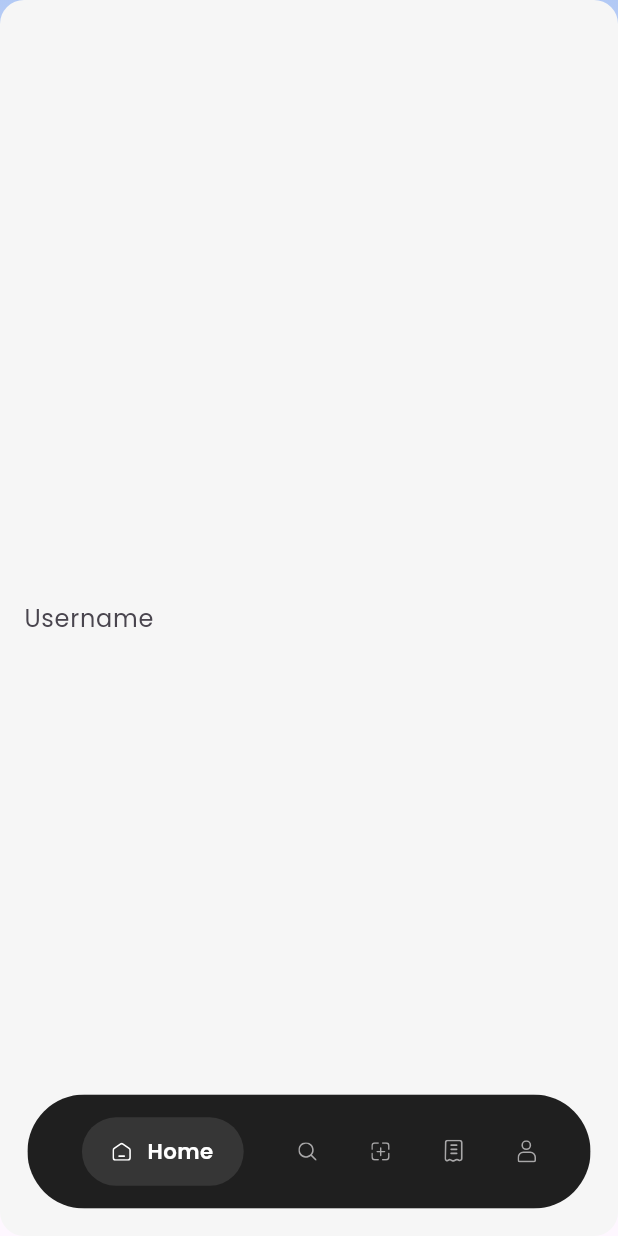
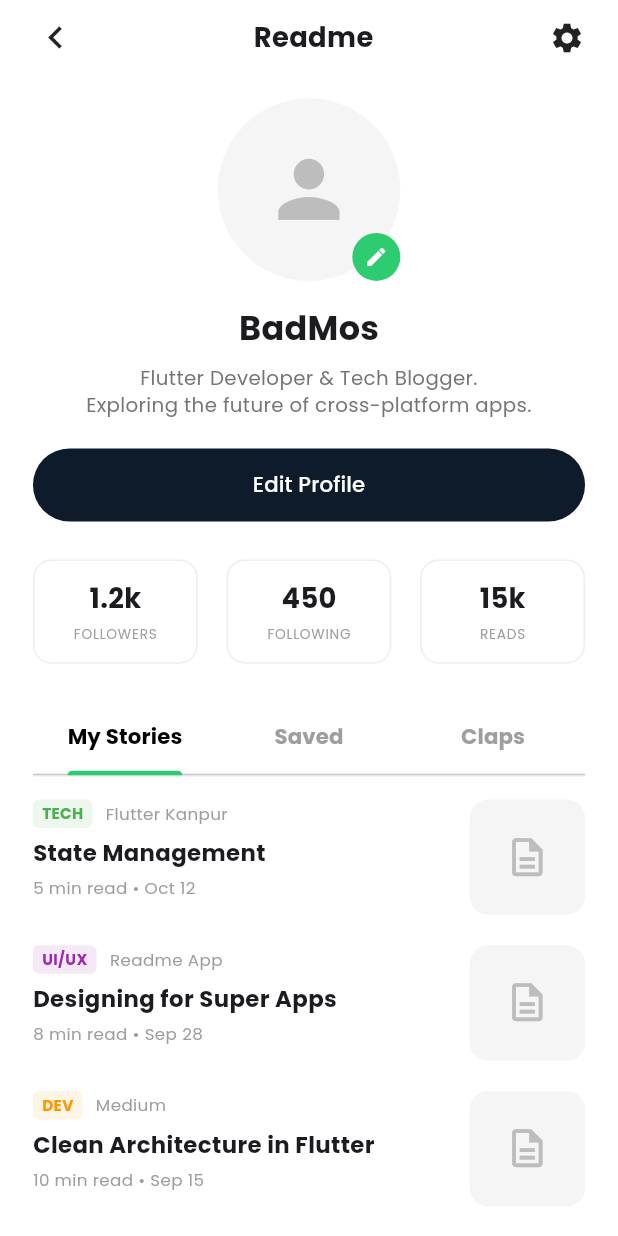
Before and after one commit to Flutter-Kanpur/readmeApp, a Flutter app: the screen it shows after launch, on a phone screen of 412 x 824 dp. Run offline on Flutter 3.47's test engine with Material 3 defaults, Android fonts, the phone set to English and light mode, and no system bars; our stand-ins replace flutter_screenutil, flutter_svg, google_fonts, image_picker, supabase_flutter; accounts and stored records are empty.

Commit message:
Profile screen Added

```diff
--- /dev/null
+++ b/lib/features/profile/profile_screen.dart
@@ -0,0 +1,259 @@
+import 'dart:io';
+import 'package:flutter/material.dart';
+import 'package:flutter_screenutil/flutter_screenutil.dart';
+import 'package:image_picker/image_picker.dart';
+
+// --- DATA MODEL ---
+class StoryModel {
+  final String category;
+  final String source;
+  final String title;
+  final String readTime;
+  final String date;
+  final Color tagColor;
+
+  StoryModel({
+    required this.category,
+    required this.source,
+    required this.title,
+    required this.readTime,
+    required this.date,
+    required this.tagColor,
+  });
+}
+
+
+class ProfileScreen extends StatefulWidget {
+  const ProfileScreen({super.key});
+
+  @override
+  State<ProfileScreen> createState() => _ProfileScreenState();
+}
+
+class _ProfileScreenState extends State<ProfileScreen> {
+  XFile? _imageFile;
+  final ImagePicker _picker = ImagePicker();
+
+  final List<StoryModel> myStories = [
+    StoryModel(category: "TECH", tagColor: Colors.green, source: "Flutter Kanpur", title: "State Management", readTime: "5 min read", date: "Oct 12"),
+    StoryModel(category: "UI/UX", tagColor: Colors.purple, source: "Readme App", title: "Designing for Super Apps", readTime: "8 min read", date: "Sep 28"),
+    StoryModel(category: "DEV", tagColor: Colors.orange, source: "Medium", title: "Clean Architecture in Flutter", readTime: "10 min read", date: "Sep 15"),
+    StoryModel(category: "DART", tagColor: Colors.blue, source: "Dart.dev", title: "Mastering Patterns & Records", readTime: "6 min read", date: "Sep 01"),
+    StoryModel(category: "CAREER", tagColor: Colors.red, source: "LinkedIn", title: "Landing your firstJob", readTime: "4 min read", date: "Aug 20"),
+  ];
+
+  Future<void> _pickImage() async {
+    final XFile? selected = await _picker.pickImage(source: ImageSource.gallery);
+    if (selected != null) setState(() => _imageFile = selected);
+  }
+
+  @override
+  Widget build(BuildContext context) {
+    return DefaultTabController(
+      length: 3,
+      child: Scaffold(
+        backgroundColor: Colors.white,
+        body: SafeArea(
+          child: SingleChildScrollView(
+            physics: const BouncingScrollPhysics(),
+            child: Padding(
+              padding: EdgeInsets.symmetric(horizontal: 20.w, vertical: 10.h),
+              child: Column(
+                children: [
+                  _buildHeader(),
+                  SizedBox(height: 25.h),
+                  _buildProfileAvatar(),
+                  SizedBox(height: 15.h),
+                  _buildNameAndBio(),
+                  SizedBox(height: 20.h),
+                  _buildEditButton(),
+                  SizedBox(height: 25.h),
+                  _buildStatsRow(),
+                  SizedBox(height: 25.h),
+                  _buildTabBar(),
+                  _buildTabContent(),
+                ],
+              ),
+            ),
+          ),
+        ),
+      ),
+    );
+  }
+
+
+
+  Widget _buildHeader() {
+    return Row(
+      mainAxisAlignment: MainAxisAlignment.spaceBetween,
+      children: [
+        const Icon(Icons.chevron_left, size: 30),
+        Text('Readme', style: TextStyle(fontSize: 18.sp, fontWeight: FontWeight.bold)),
+        const Icon(Icons.settings, size: 24),
+      ],
+    );
+  }
+
+  Widget _buildProfileAvatar() {
+    return Stack(
+      alignment: Alignment.bottomRight,
+      children: [
+        CircleAvatar(
+          radius: 60.r,
+          backgroundColor: Colors.grey[100],
+          backgroundImage: _imageFile != null ? FileImage(File(_imageFile!.path)) : null,
+          child: _imageFile == null
+              ? Icon(Icons.person, size: 60.r, color: Colors.grey[400])
+              : null,
+        ),
+        GestureDetector(
+          onTap: _pickImage,
+          child: Container(
+            padding: const EdgeInsets.all(8),
+            decoration: const BoxDecoration(color: Color(0xFF2ECC71), shape: BoxShape.circle),
+            child: const Icon(Icons.edit, color: Colors.white, size: 16),
+          ),
+        ),
+      ],
+    );
+  }
+
+  Widget _buildNameAndBio() {
+    return Column(
+      children: [
+        Text('BadMos', style: TextStyle(fontSize: 22.sp, fontWeight: FontWeight.bold)),
+        SizedBox(height: 8.h),
+        Text(
+          'Flutter Developer & Tech Blogger.\nExploring the future of cross-platform apps.',
+          textAlign: TextAlign.center,
+          style: TextStyle(fontSize: 13.sp, color: Colors.grey[600], height: 1.4),
+        ),
+      ],
+    );
+  }
+
+  Widget _buildEditButton() {
+    return SizedBox(
+      width: double.infinity,
+      height: 48.h,
+      child: ElevatedButton(
+        onPressed: () {},
+        style: ElevatedButton.styleFrom(
+          backgroundColor: const Color(0xFF0D1B2A),
+          shape: RoundedRectangleBorder(borderRadius: BorderRadius.circular(25.r)),
+          elevation: 0,
+        ),
+        child: Text('Edit Profile', style: TextStyle(color: Colors.white, fontSize: 14.sp)),
+      ),
+    );
+  }
+
+  Widget _buildStatsRow() {
+    return Row(
+      mainAxisAlignment: MainAxisAlignment.spaceBetween,
+      children: [
+        _buildStatItem("1.2k", "FOLLOWERS"),
+        _buildStatItem("450", "FOLLOWING"),
+        _buildStatItem("15k", "READS"),
+      ],
+    );
+  }
+
+  Widget _buildStatItem(String count, String label) {
+    return Container(
+      width: 100.w,
+      padding: EdgeInsets.symmetric(vertical: 12.h),
+      decoration: BoxDecoration(
+        color: Colors.white,
+        borderRadius: BorderRadius.circular(12.r),
+        border: Border.all(color: Colors.grey.shade200),
+      ),
+      child: Column(
+        children: [
+          Text(count, style: TextStyle(fontSize: 18.sp, fontWeight: FontWeight.bold)),
+          SizedBox(height: 4.h),
+          Text(label, style: TextStyle(fontSize: 9.sp, color: Colors.grey, letterSpacing: 0.5)),
+        ],
+      ),
+    );
+  }
+
+  Widget _buildTabBar() {
+    return Container(
+      decoration: BoxDecoration(border: Border(bottom: BorderSide(color: Colors.grey.shade200))),
+      child: TabBar(
+        indicatorColor: const Color(0xFF2ECC71),
+        indicatorWeight: 3,
+        labelColor: Colors.black,
+        unselectedLabelColor: Colors.grey,
+        labelStyle: TextStyle(fontWeight: FontWeight.bold, fontSize: 14.sp),
+        tabs: const [Tab(text: "My Stories"), Tab(text: "Saved"), Tab(text: "Claps")],
+      ),
+    );
+  }
+
+  Widget _buildTabContent() {
+    return SizedBox(
+      height: (myStories.length * 110.h) + 20.h,
+      child: TabBarView(
+        children: [
+          ListView.builder(
+            padding: EdgeInsets.only(top: 15.h),
+            physics: const NeverScrollableScrollPhysics(),
+            shrinkWrap: true,
+            itemCount: myStories.length,
+            itemBuilder: (context, index) => _buildStoryTile(myStories[index]),
+          ),
+          const Center(child: Text("No saved stories")),
+          const Center(child: Text("No claps yet")),
+        ],
+      ),
+    );
+  }
+
+  Widget _buildStoryTile(StoryModel story) {
+    return Container(
+      margin: EdgeInsets.only(bottom: 20.h),
+      child: Row(
+        crossAxisAlignment: CrossAxisAlignment.start,
+        children: [
+          Expanded(
+            child: Column(
+              crossAxisAlignment: CrossAxisAlignment.start,
+              children: [
+                Row(
+                  children: [
+                    Container(
+                      padding: const EdgeInsets.symmetric(horizontal: 6, vertical: 2),
+                      decoration: BoxDecoration(
+                        color: story.tagColor.withValues(alpha: 0.1),
+                        borderRadius: BorderRadius.circular(4),
+                      ),
+                      child: Text(story.category, style: TextStyle(color: story.tagColor, fontSize: 10.sp, fontWeight: FontWeight.bold)),
+                    ),
+                    SizedBox(width: 8.w),
+                    Text(story.source, style: TextStyle(color: Colors.grey, fontSize: 11.sp)),
+                  ],
+                ),
+                SizedBox(height: 6.h),
+                Text(story.title, style: TextStyle(fontSize: 15.sp, fontWeight: FontWeight.bold), maxLines: 2),
+                SizedBox(height: 4.h),
+                Text("${story.readTime} • ${story.date}", style: TextStyle(color: Colors.grey, fontSize: 11.sp)),
+              ],
+            ),
+          ),
+          SizedBox(width: 15.w),
+          Container(
+            width: 70.w,
+            height: 70.w,
+            decoration: BoxDecoration(
+              color: Colors.grey[100],
+              borderRadius: BorderRadius.circular(12.r),
+            ),
+            child: Icon(Icons.description_outlined, color: Colors.grey[400], size: 30.sp),
+          ),
+        ],
+      ),
+    );
+  }
+}
--- a/lib/main.dart
+++ b/lib/main.dart
@@ -2,6 +2,7 @@ import 'package:flutter/material.dart';
 import 'package:flutter_screenutil/flutter_screenutil.dart';
 import 'package:google_fonts/google_fonts.dart';
 import 'package:readme_blogapp/features/home_page/home_screen.dart';
+import 'package:readme_blogapp/features/profile/profile_Screen.dart';
 import 'package:supabase_flutter/supabase_flutter.dart';
 
 Future<void> main() async {
@@ -29,7 +30,7 @@ class MyApp extends StatelessWidget {
             textTheme: GoogleFonts.poppinsTextTheme(),
             colorScheme: .fromSeed(seedColor: Colors.deepPurple),
           ),
-          home: HomeScreen(),
+          home: ProfileScreen(),
         );
       },
     );
--- a/pubspec.yaml
+++ b/pubspec.yaml
@@ -35,10 +35,11 @@ dependencies:
   # The following adds the Cupertino Icons font to your application.
   # Use with the CupertinoIcons class for iOS style icons.
   cupertino_icons: ^1.0.8
-  flutter_svg: ^2.2.3
-  google_fonts: ^7.0.2
   flutter_screenutil: ^5.9.3
   supabase_flutter: ^2.12.0
+  google_fonts: ^6.3.2
+  flutter_svg: ^2.0.9
+  image_picker: ^1.0.7
 
 dev_dependencies:
   flutter_test:
```
Also changed, not shown: lib/features/profile/edit_profile_screen.dart (added), pubspec.lock, 9 other files.
